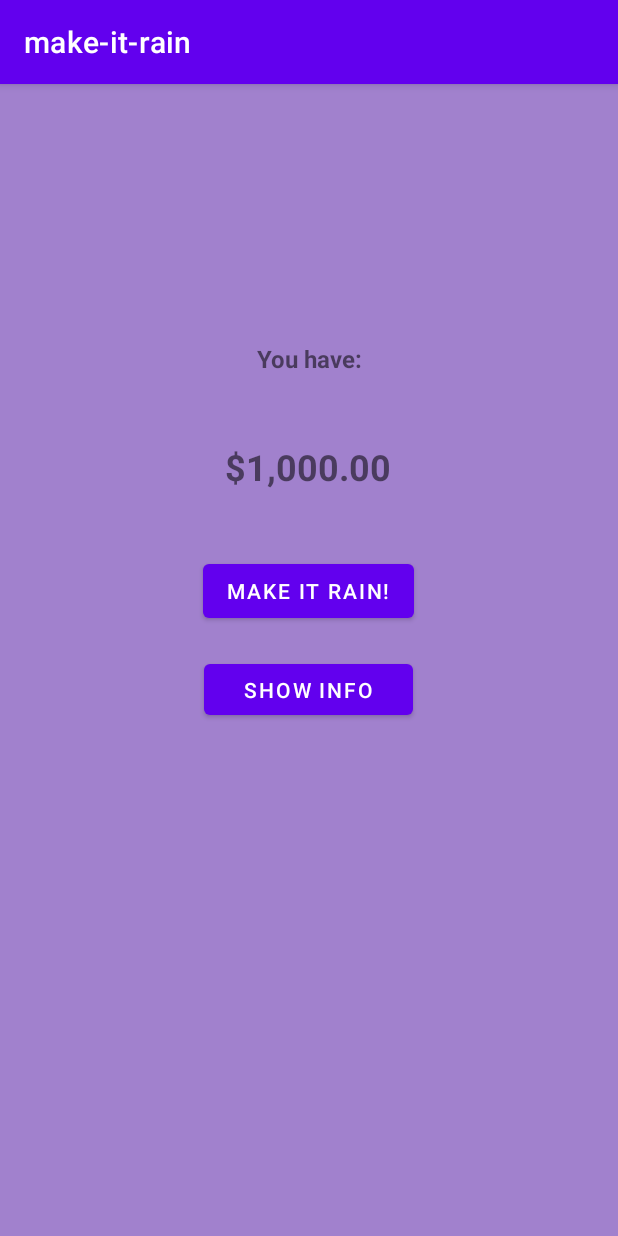
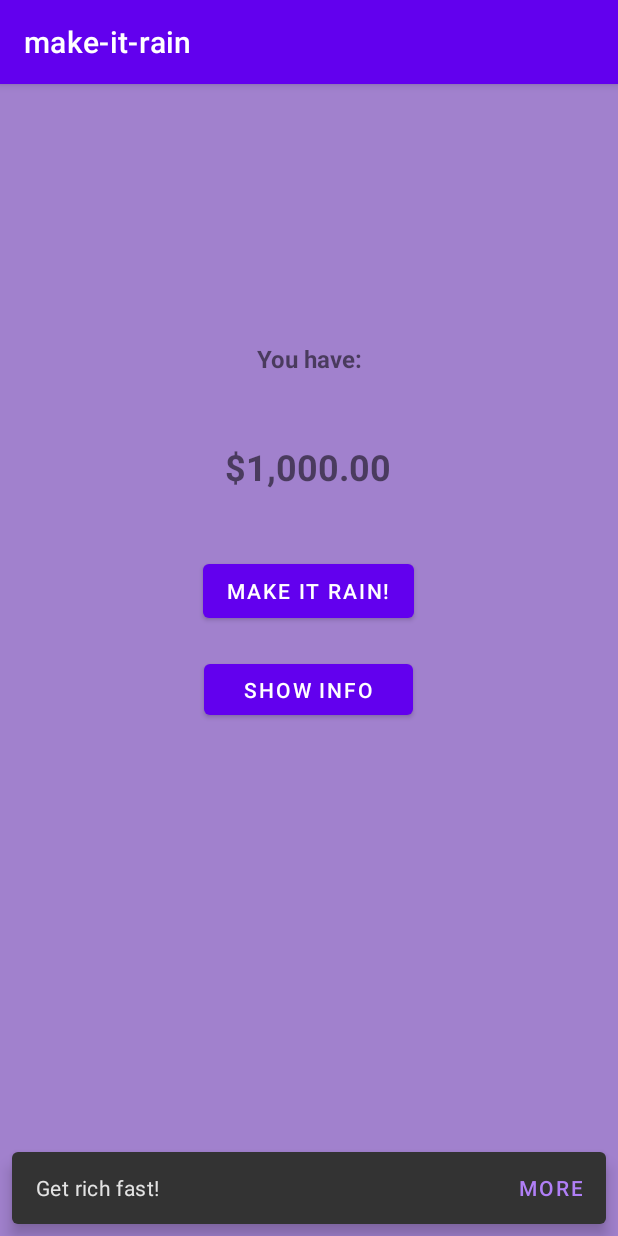
Before and after one commit to Bartosz76/android-money-counter, an Android app: the screen it shows after launch (MainActivity), after a tap on "SHOW INFO", on a phone screen of 412 x 824 dp. Run offline under Robolectric (Android 15) with nearby library versions, the phone set to English and light mode, and no system bars; 1 other tap on this screen came first.

```diff
--- a/app/src/main/java/com/example/make_it_rain/MainActivity.java
+++ b/app/src/main/java/com/example/make_it_rain/MainActivity.java
@@ -9,6 +9,8 @@ import android.view.View;
 import android.widget.Button;
 import android.widget.TextView;
 import android.widget.Toast;
+
+import com.google.android.material.snackbar.Snackbar;
 
 public class MainActivity extends AppCompatActivity {
 
@@ -87,6 +89,20 @@ public class MainActivity extends AppCompatActivity {
          * The last is the duration of how long the Toast is supposed to be displayed.
          * .show() needs to be present in order to...show the Toast. Kind of like a builder.
          */
-        Toast.makeText(MainActivity.this, R.string.app_info, Toast.LENGTH_SHORT).show();
+//        Toast.makeText(MainActivity.this, R.string.app_info, Toast.LENGTH_SHORT).show();
+
+        /**
+         * Snackbar is a "more sophisticated Toast". It delivers more ways to customize the Toast.
+         * Snackbar requires a view (like a button).
+         * Snackbar allows me to add additional functionalities apart from jus .show().
+         * E.g. .setAction() allows me to add another "button" (More) on the message displayed
+         * by the Snackbar itself. In this case - upon clicking on More, a debug log receives
+         * a message!
+         */
+        Snackbar.make(moneyValue, R.string.app_info, Snackbar.LENGTH_LONG)
+                .setAction("More", view1 -> {
+                    Log.d("Snack", "showInfo: Moooore Snackbar");
+                })
+                .show();
     }
 }
```
